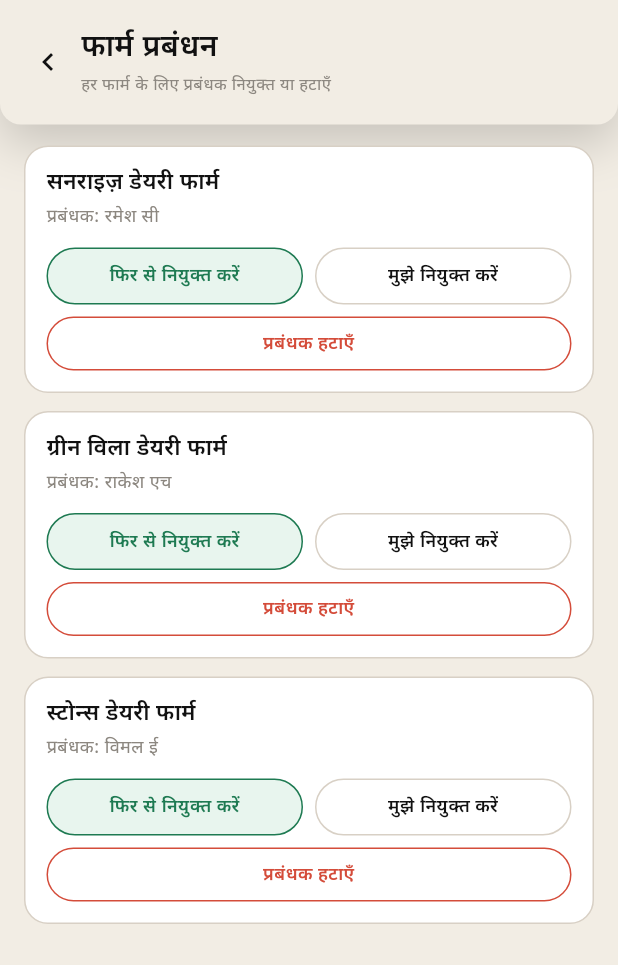
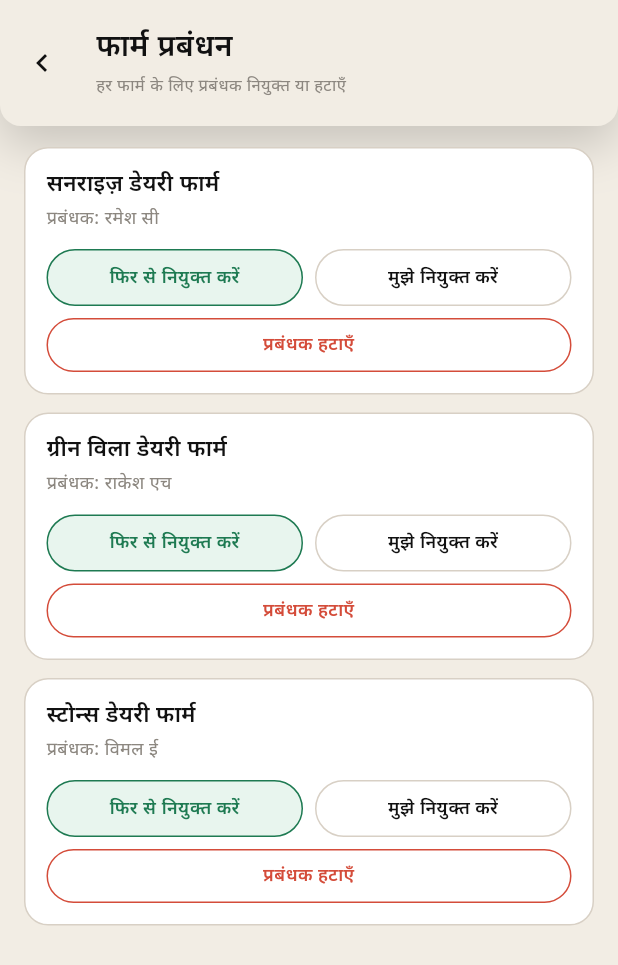
Before and after one commit to vaseey21/Vanix, a Flutter app: the _FarmMgmtPage screen opened directly with empty values, on a phone screen of 412 x 824 dp. Shown: the top 965 px of the screen. Run offline on Flutter 3.47's test engine with Material 3 defaults, Android fonts, the phone set to English and light mode, and no system bars.

Commit message:
auto: save changes

```diff
--- a/flutter_app/lib/screens/account_screen.dart
+++ b/flutter_app/lib/screens/account_screen.dart
@@ -943,7 +943,7 @@ class _HeroBack extends StatelessWidget {
   Widget build(BuildContext context) {
     final textColor = isDark ? Colors.white : VanixColors.textPrimary;
     return Container(
-      padding: const EdgeInsets.fromLTRB(10, 18, 16, 18),
+      padding: const EdgeInsetsDirectional.fromSTEB(16, 18, 16, 18),
       decoration: BoxDecoration(
         color: isDark ? VanixColors.darkPrimary : VanixColors.bgWarm,
         borderRadius: const BorderRadius.vertical(bottom: Radius.circular(14)),
@@ -952,13 +952,14 @@ class _HeroBack extends StatelessWidget {
       child: Row(
         crossAxisAlignment: CrossAxisAlignment.center,
         children: [
-          InkWell(
-            onTap: () => Navigator.of(context).pop(),
-            customBorder: const CircleBorder(),
-            child: SizedBox(
-              width: 44,
-              height: 44,
-              child: Icon(Icons.chevron_left, size: 24, color: textColor),
+          SizedBox(
+            width: 48,
+            height: 48,
+            child: IconButton(
+              onPressed: () => Navigator.of(context).pop(),
+              padding: EdgeInsets.zero,
+              alignment: AlignmentDirectional.centerStart,
+              icon: Icon(Icons.chevron_left, size: 24, color: textColor),
             ),
           ),
           Expanded(
```
